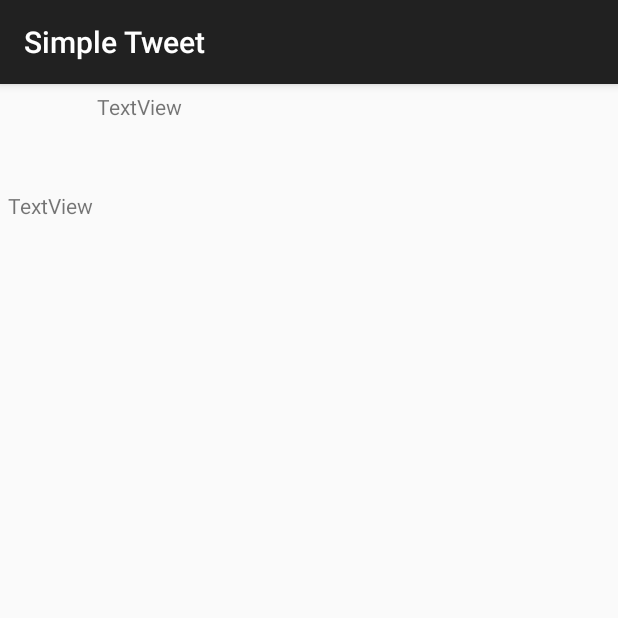
After one commit to cyll99/SimpleTweet, an Android app: the DetailActivity screen opened directly, with no data from a screen before it, on a phone screen of 412 x 824 dp, the top half of it. The commit adds this screen. Run offline under Robolectric (Android 15) with nearby library versions, the phone set to English and light mode, and no system bars; libraries missing offline, so code that uses them is left out: org.parceler; pictures from the network do not load; 4 statements that could not run were skipped.

Commit message:
display detailed view

```diff
--- a/app/build.gradle
+++ b/app/build.gradle
@@ -57,4 +57,7 @@ dependencies {
     implementation 'com.facebook.stetho:stetho:1.5.1'
     implementation 'androidx.swiperefreshlayout:swiperefreshlayout:1.1.0'
 
+    implementation 'org.parceler:parceler-api:1.1.12'
+    annotationProcessor 'org.parceler:parceler:1.1.12'
+
 }
--- a/app/src/main/AndroidManifest.xml
+++ b/app/src/main/AndroidManifest.xml
@@ -13,6 +13,9 @@
         android:icon="@drawable/ic_launcher"
         android:label="@string/app_name"
         android:theme="@style/AppTheme">
+        <activity
+            android:name=".DetailActivity"
+            android:exported="true" />
         <activity
             android:name=".TimelineActivity"
             android:exported="true" />
--- /dev/null
+++ b/app/src/main/java/com/codepath/apps/restclienttemplate/DetailActivity.java
@@ -0,0 +1,51 @@
+package com.codepath.apps.restclienttemplate;
+
+import androidx.appcompat.app.AppCompatActivity;
+
+import android.os.Bundle;
+import android.widget.ImageView;
+import android.widget.TextView;
+
+import com.bumptech.glide.Glide;
+import com.bumptech.glide.load.resource.bitmap.RoundedCorners;
+import com.codepath.apps.restclienttemplate.models.Tweet;
+
+import org.parceler.Parcels;
+
+public class DetailActivity extends AppCompatActivity {
+
+    private ImageView imageTweet;
+    private TextView UserName;
+    private TextView body;
+
+    @Override
+    protected void onCreate(Bundle savedInstanceState) {
+        super.onCreate(savedInstanceState);
+        setContentView(R.layout.activity_detail);
+
+
+
+        imageTweet = findViewById(R.id.imageTweet);
+        UserName = findViewById(R.id.Name);
+        body = findViewById(R.id.body);
+
+
+        Tweet tweet = Parcels.unwrap(getIntent().getParcelableExtra("tweets"));
+
+
+        body.setText(tweet.getBody());
+        UserName.setText(tweet.getUser().getName());
+
+
+
+
+
+
+
+        Glide.with(this).load(tweet.user
+        .profileImageUrl)
+                .transform(new RoundedCorners(70))
+                .into(imageTweet);
+
+    }
+}
--- /dev/null
+++ b/app/src/main/res/layout/activity_detail.xml
@@ -0,0 +1,39 @@
+<?xml version="1.0" encoding="utf-8"?>
+<RelativeLayout xmlns:android="http://schemas.android.com/apk/res/android"
+    xmlns:app="http://schemas.android.com/apk/res-auto"
+    xmlns:tools="http://schemas.android.com/tools"
+    android:layout_width="match_parent"
+    android:layout_height="match_parent"
+    tools:context=".DetailActivity">
+
+    <ImageView
+        android:id="@+id/imageTweet"
+        android:layout_width="50dp"
+        android:layout_height="45dp"
+        android:layout_alignParentStart="true"
+        android:layout_alignParentTop="true"
+        android:layout_margin="5dp"
+        tools:srcCompat="@tools:sample/avatars" />
+
+    <TextView
+        android:id="@+id/Name"
+        android:layout_width="match_parent"
+        android:layout_height="wrap_content"
+        android:layout_alignParentTop="true"
+        android:layout_marginStart="4dp"
+        android:layout_marginTop="5dp"
+        android:layout_toEndOf="@+id/imageTweet"
+        android:text="TextView" />
+
+    <TextView
+        android:id="@+id/body"
+        android:layout_width="wrap_content"
+        android:layout_height="wrap_content"
+        android:layout_below="@+id/imageTweet"
+        android:layout_alignParentStart="true"
+        android:layout_marginStart="5dp"
+        android:layout_marginTop="15dp"
+        android:text="TextView" />
+
+
+</RelativeLayout>
--- a/app/src/main/res/layout/item_tweet.xml
+++ b/app/src/main/res/layout/item_tweet.xml
@@ -4,6 +4,7 @@
     xmlns:tools="http://schemas.android.com/tools"
     android:layout_width="match_parent"
     android:layout_margin="5dp"
+    android:id="@+id/container"
     android:layout_height="wrap_content">
 
     <ImageView
```
Also changed, not shown: app/src/main/java/com/codepath/apps/restclienttemplate/TimelineActivity.java (+15 -0 lines), app/src/main/java/com/codepath/apps/restclienttemplate/TweetsAdapter.java (+27 -7 lines), app/src/main/java/com/codepath/apps/restclienttemplate/models/Tweet.java (+20 -0 lines), app/src/main/java/com/codepath/apps/restclienttemplate/models/User.java (+15 -0 lines).
